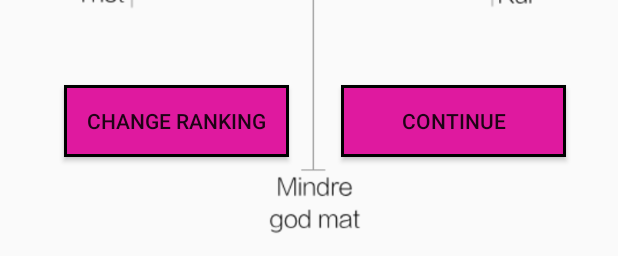
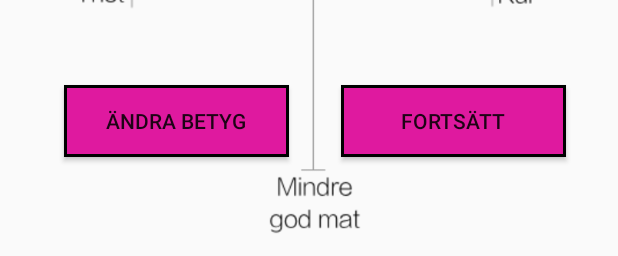
Before and after one commit to hannatyden/MAMN01Cykelfest, an Android app: the layout activity_ranking.xml on its own in the app's theme, with its tools: preview values and no code run, on a phone screen of 412 x 824 dp. Shown: the part 977-1233 px from the top of the screen. Run offline under Robolectric (Android 15) with nearby library versions, the phone set to English and light mode, and no system bars.

Commit message:
abiyhshngosdfbg k

```diff
--- a/Cykelfest/app/src/main/res/layout/activity_ranking.xml
+++ b/Cykelfest/app/src/main/res/layout/activity_ranking.xml
@@ -77,7 +77,7 @@
         android:layout_marginStart="8dp"
         android:background="@drawable/button_border"
         android:onClick="backButtonPressed"
-        android:text="Change Ranking"
+        android:text="Ändra betyg"
         app:layout_constraintBottom_toBottomOf="parent"
         app:layout_constraintEnd_toStartOf="@+id/okButton"
         app:layout_constraintHorizontal_bias="0.5"
@@ -91,7 +91,7 @@
         android:layout_marginBottom="68dp"
         android:background="@drawable/button_border"
         android:onClick="okButtonPressed"
-        android:text="Continue"
+        android:text="Fortsätt"
         app:layout_constraintBottom_toBottomOf="parent"
         app:layout_constraintEnd_toEndOf="parent"
         app:layout_constraintHorizontal_bias="0.5"
```
